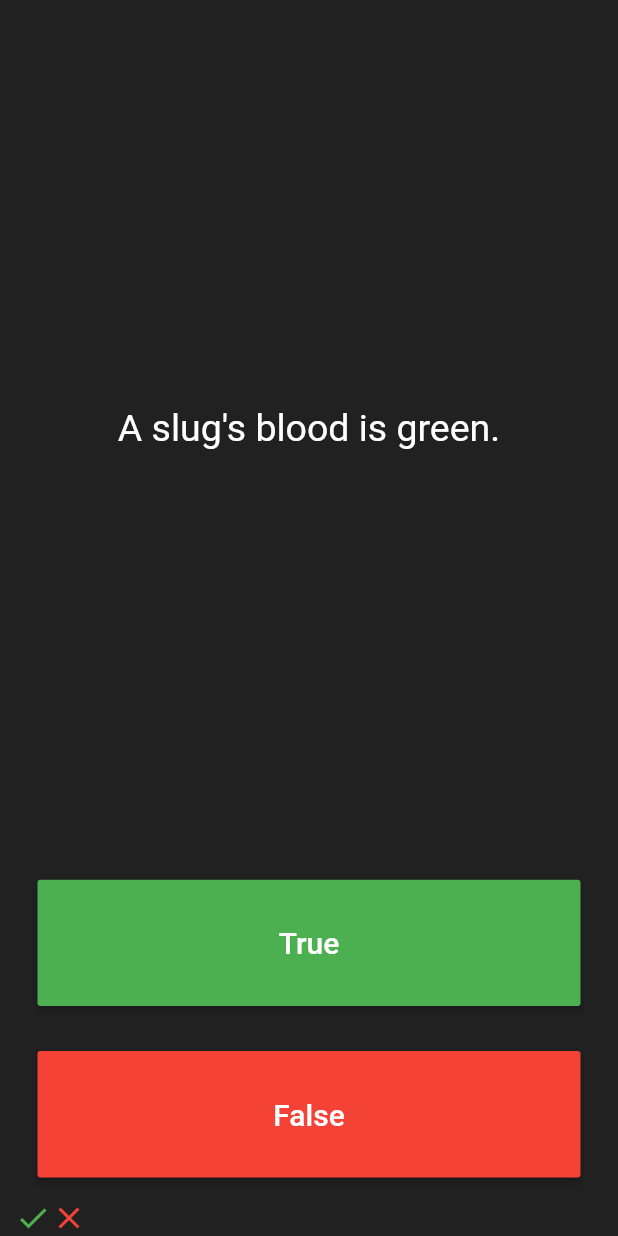
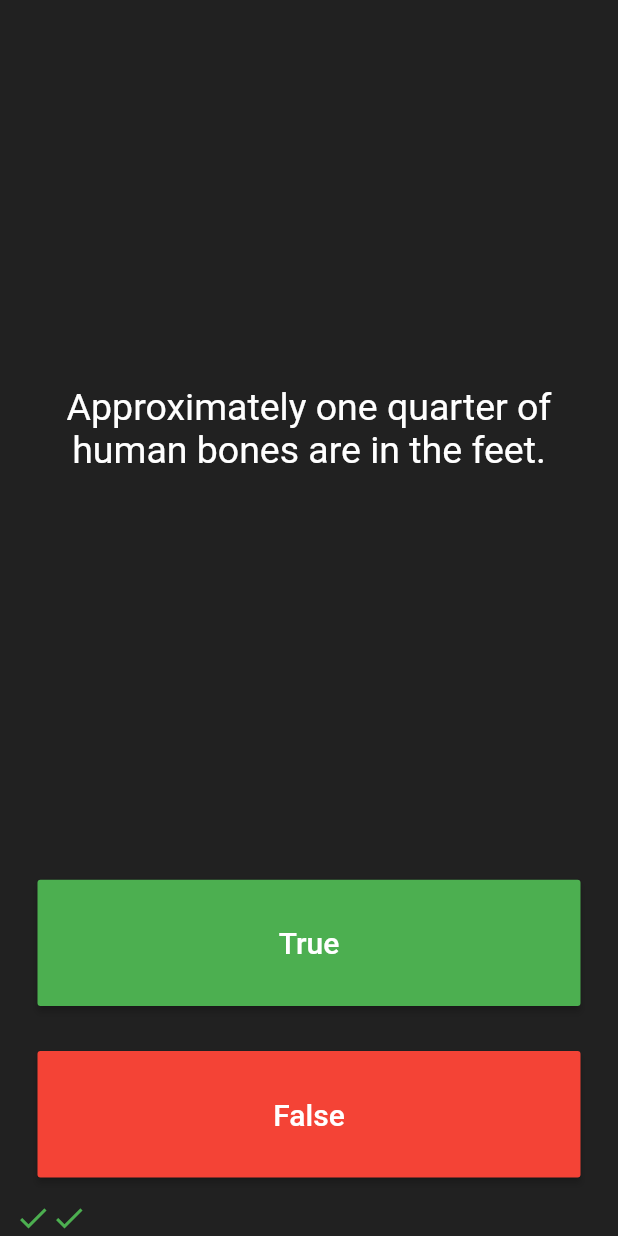
Before and after one commit to fell-lucas/flutter-angela, a Flutter app: the screen it shows after launch, after a tap on "True", after a tap on "False", on a phone screen of 412 x 824 dp. Run offline on Flutter 3.47's test engine with Material 2 defaults, Android fonts, the phone set to English and light mode, and no system bars; our stand-ins replace audioplayers.

Commit message:
quizzler - oop, classes and abstraction

```diff
--- a/quizzler-flutter/lib/main.dart
+++ b/quizzler-flutter/lib/main.dart
@@ -1,5 +1,7 @@
 import 'package:flutter/material.dart';
+import 'package:quizzler/quizbrain.dart';
 
+QuizBrain qb = QuizBrain();
 void main() => runApp(Quizzler());
 
 class Quizzler extends StatelessWidget {
@@ -26,19 +28,15 @@ class QuizPage extends StatefulWidget {
 
 class _QuizPageState extends State<QuizPage> {
   List<Widget> scoreKeeper = [];
-  List<String> questions = [
-    'You can lead a cow down stairs but not up stairs.',
-    'Approximately one quarter of human bones are in the feet.',
-    'A slug\'s blood is green.',
-  ];
-  int currentQuestion = 0;
+
   void updateScore(bool result) {
     setState(() {
-      currentQuestion++;
+      bool answer = qb.getAnswer();
       scoreKeeper.add(Icon(
-        result ? Icons.check : Icons.close,
-        color: result ? Colors.green : Colors.red,
+        answer == result ? Icons.check : Icons.close,
+        color: answer == result ? Colors.green : Colors.red,
       ));
+      qb.nextQuestion();
     });
   }
 
@@ -54,7 +52,7 @@ class _QuizPageState extends State<QuizPage> {
             padding: EdgeInsets.all(10.0),
             child: Center(
               child: Text(
-                questions[currentQuestion],
+                qb.getText(),
                 textAlign: TextAlign.center,
                 style: TextStyle(
                   fontSize: 25.0,
--- /dev/null
+++ b/quizzler-flutter/lib/quizbrain.dart
@@ -0,0 +1,44 @@
+import 'package:quizzler/question.dart';
+
+class QuizBrain {
+  int _currentQuestion = 0;
+  List<Question> _questions = [
+    Question('Some cats are actually allergic to humans', true),
+    Question('You can lead a cow down stairs but not up stairs.', false),
+    Question('Approximately one quarter of human bones are in the feet.', true),
+    Question('A slug\'s blood is green.', true),
+    Question('Buzz Aldrin\'s mother\'s maiden name was \"Moon\".', true),
+    Question('It is illegal to pee in the Ocean in Portugal.', true),
+    Question(
+        'No piece of square dry paper can be folded in half more than 7 times.',
+        false),
+    Question(
+        'In London, UK, if you happen to die in the House of Parliament, you are technically entitled to a state funeral, because the building is considered too sacred a place.',
+        true),
+    Question(
+        'The loudest sound produced by any animal is 188 decibels. That animal is the African Elephant.',
+        false),
+    Question(
+        'The total surface area of two human lungs is approximately 70 square metres.',
+        true),
+    Question('Google was originally called \"Backrub\".', true),
+    Question(
+        'Chocolate affects a dog\'s heart and nervous system; a few ounces are enough to kill a small dog.',
+        true),
+    Question(
+        'In West Virginia, USA, if you accidentally hit an animal with your car, you are free to take it home to eat.',
+        true),
+  ];
+
+  void nextQuestion() {
+    if (_currentQuestion < _questions.length - 1) _currentQuestion++;
+  }
+
+  String getText() {
+    return _questions[_currentQuestion].text;
+  }
+
+  bool getAnswer() {
+    return _questions[_currentQuestion].answer;
+  }
+}
```
Also changed, not shown: quizzler-flutter/lib/question.dart (added, +8 -0 lines).
